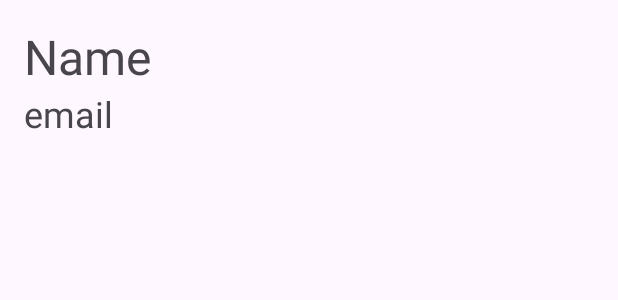
After one commit to christianmarrtinez/contact-manager, an Android app: the layout contact_list_item.xml on its own in the app's theme, with its tools: preview values and no code run, on a phone screen of 412 x 824 dp. The commit adds this screen. Shown: the top 300 px of the screen. Run offline under Robolectric (Android 15) with nearby library versions, the phone set to English and light mode, and no system bars.

Commit message:
Add contact list item template

```diff
--- a/app/build.gradle.kts
+++ b/app/build.gradle.kts
@@ -29,6 +29,9 @@ android {
         sourceCompatibility = JavaVersion.VERSION_11
         targetCompatibility = JavaVersion.VERSION_11
     }
+    buildFeatures{
+        dataBinding = true
+    }
 }
 
 dependencies {
--- /dev/null
+++ b/app/src/main/res/layout/contact_list_item.xml
@@ -0,0 +1,35 @@
+<?xml version="1.0" encoding="utf-8"?>
+
+<layout xmlns:android="http://schemas.android.com/apk/res/android"
+    xmlns:app="http://schemas.android.com/apk/res-auto">
+
+    <androidx.constraintlayout.widget.ConstraintLayout
+        android:layout_margin="16dp"
+        android:layout_width="match_parent"
+        android:layout_height="wrap_content">
+
+        <TextView
+            android:text="Name"
+            android:textSize="32sp"
+            android:layout_width="0dp"
+            android:layout_height="wrap_content"
+            android:id="@+id/textViewName"
+            app:layout_constraintEnd_toEndOf="parent"
+            app:layout_constraintStart_toStartOf="parent"
+            app:layout_constraintTop_toTopOf="parent">
+
+        </TextView>
+
+        <TextView
+            android:id="@+id/textView2"
+            android:layout_width="0dp"
+            android:layout_height="wrap_content"
+            android:text="email"
+            android:textSize="24sp"
+            app:layout_constraintEnd_toEndOf="parent"
+            app:layout_constraintStart_toStartOf="parent"
+            app:layout_constraintTop_toBottomOf="@+id/textViewName" />
+
+    </androidx.constraintlayout.widget.ConstraintLayout>
+
+</layout>
```
Also changed, not shown: app/src/main/res/layout/activity_main.xml (+24 -6 lines).
